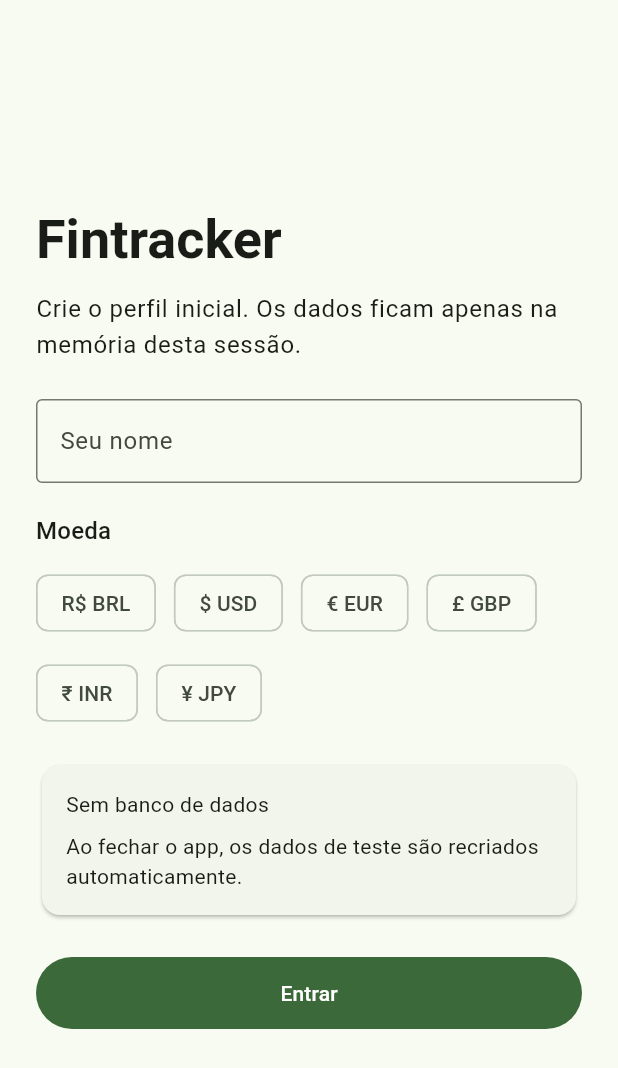
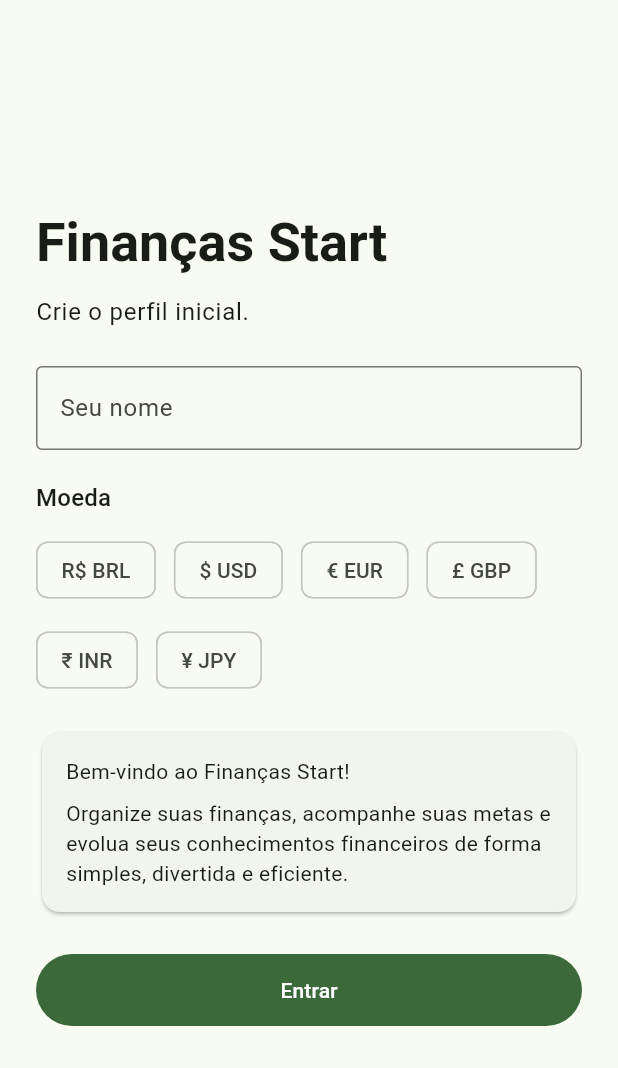
Before and after one commit to HudsonPedroso5/Finan-as-Start-ANDROID, a Flutter app: the screen it shows once a user with an empty profile is signed in, on a phone screen of 412 x 824 dp. Shown: the top 1068 px of the screen. Run offline on Flutter 3.47's test engine with Material 3 defaults, Android fonts, the phone set to English and light mode, and no system bars; our stand-ins replace cloud_firestore, firebase_auth, firebase_core, flutter_bloc; accounts and stored records are empty.

Commit message:
atualização

```diff
--- a/lib/app.dart
+++ b/lib/app.dart
@@ -17,7 +17,7 @@ class App extends StatelessWidget {
         final seedColor = Color(state.themeColor);
         return MaterialApp(
           debugShowCheckedModeBanner: false,
-          title: 'Fintracker',
+          title: 'Finanças Start',
           themeMode: brightness == Brightness.dark ? ThemeMode.dark : ThemeMode.light,
           theme: ThemeData(
             useMaterial3: true,
--- a/lib/main.dart
+++ b/lib/main.dart
@@ -1,12 +1,15 @@
 import 'package:fintracker/app.dart';
 import 'package:fintracker/bloc/cubit/app_cubit.dart';
 import 'package:firebase_core/firebase_core.dart';
+import 'package:fintracker/firebase_options.dart';
 import 'package:flutter/material.dart';
 import 'package:flutter_bloc/flutter_bloc.dart';
 
 Future<void> main() async {
   WidgetsFlutterBinding.ensureInitialized();
-  await Firebase.initializeApp();
+  await Firebase.initializeApp(
+    options: DefaultFirebaseOptions.currentPlatform,
+  );
   runApp(
     BlocProvider(
       create: (_) => AppCubit(),
--- a/lib/screens/main.screen.dart
+++ b/lib/screens/main.screen.dart
@@ -53,10 +53,10 @@ class _MainScreenState extends State<MainScreen> {
               setState(() => _selectedIndex = index);
             },
             destinations: const [
-              NavigationDestination(icon: Icon(Icons.home_outlined), selectedIcon: Icon(Icons.home), label: 'Home'),
+              NavigationDestination(icon: Icon(Icons.home_outlined), selectedIcon: Icon(Icons.home), label: 'Início'),
               NavigationDestination(icon: Icon(Icons.flag_outlined), selectedIcon: Icon(Icons.flag), label: 'Metas'),
-              NavigationDestination(icon: Icon(Icons.category_outlined), selectedIcon: Icon(Icons.category), label: 'Categories'),
-              NavigationDestination(icon: Icon(Icons.settings_outlined), selectedIcon: Icon(Icons.settings), label: 'Settings'),
+              NavigationDestination(icon: Icon(Icons.category_outlined), selectedIcon: Icon(Icons.category), label: 'Gamificação'),
+              NavigationDestination(icon: Icon(Icons.settings_outlined), selectedIcon: Icon(Icons.settings), label: 'Configurações'),
             ],
           ),
         );
--- a/lib/screens/onboard/onboard_screen.dart
+++ b/lib/screens/onboard/onboard_screen.dart
@@ -47,10 +47,10 @@ class _OnboardScreenState extends State<OnboardScreen> {
               child: Column(
                 crossAxisAlignment: CrossAxisAlignment.start,
                 children: [
-                  Text('Fintracker', style: theme.textTheme.displaySmall?.copyWith(fontWeight: FontWeight.w700)),
+                  Text('Finanças Start', style: theme.textTheme.displaySmall?.copyWith(fontWeight: FontWeight.w700)),
                   const SizedBox(height: 12),
                   Text(
-                    'Crie o perfil inicial. Os dados ficam apenas na memória desta sessão.',
+                    'Crie o perfil inicial.',
                     style: theme.textTheme.bodyLarge,
                   ),
                   const SizedBox(height: 24),
@@ -83,9 +83,9 @@ class _OnboardScreenState extends State<OnboardScreen> {
                       child: Column(
                         crossAxisAlignment: CrossAxisAlignment.start,
                         children: const [
-                          Text('Sem banco de dados'),
+                          Text('Bem-vindo ao Finanças Start!'),
                           SizedBox(height: 8),
-                          Text('Ao fechar o app, os dados de teste são recriados automaticamente.'),
+                          Text('Organize suas finanças, acompanhe suas metas e evolua seus conhecimentos financeiros de forma simples, divertida e eficiente.'),
                         ],
                       ),
                     ),
--- a/lib/screens/settings/settings.screen.dart
+++ b/lib/screens/settings/settings.screen.dart
@@ -191,21 +191,21 @@ class SettingsScreen extends StatelessWidget {
               leading: const Icon(Icons.info),
               title: const Text('Sobre'),
               trailing: const Icon(Icons.chevron_right),
-              onTap: () => showAboutDialog(context: context, applicationName: 'Fintracker'),
+              onTap: () => showAboutDialog(context: context, applicationName: 'Finanças Start'),
             ),
           ),
           const SizedBox(height: 8),
           Card(
             child: ListTile(
               leading: const Icon(Icons.logout),
-              title: const Text('Logout'),
+              title: const Text('Sair'),
               trailing: const Icon(Icons.chevron_right),
               onTap: () async {
                 final confirm = await showDialog<bool>(
                   context: context,
                   builder: (context) => AlertDialog(
-                    title: const Text('Logout'),
-                    content: const Text('Deseja realmente fazer logout?'),
+                    title: const Text('Sair'),
+                    content: const Text('Deseja realmente sair da conta?'),
                     actions: [
                       TextButton(onPressed: () => Navigator.pop(context, false), child: const Text('Cancelar')),
                       FilledButton(onPressed: () => Navigator.pop(context, true), child: const Text('Sair')),
--- a/pubspec.yaml
+++ b/pubspec.yaml
@@ -16,9 +16,9 @@ dependencies:
   cupertino_icons: ^1.0.8
   flutter_bloc: ^9.1.1
   intl: ^0.20.2
-  firebase_core: ^2.17.0
-  firebase_auth: ^4.8.0
-  cloud_firestore: ^4.10.0
+  firebase_core: ^4.10.0
+  firebase_auth: ^6.5.2
+  cloud_firestore: ^6.5.0
 
 dev_dependencies:
   flutter_test:
```
Also changed, not shown: flutter_doctor_output.txt (added, +44 -0 lines), lib/firebase_options.dart (added), pubspec.lock, 4 other files.
